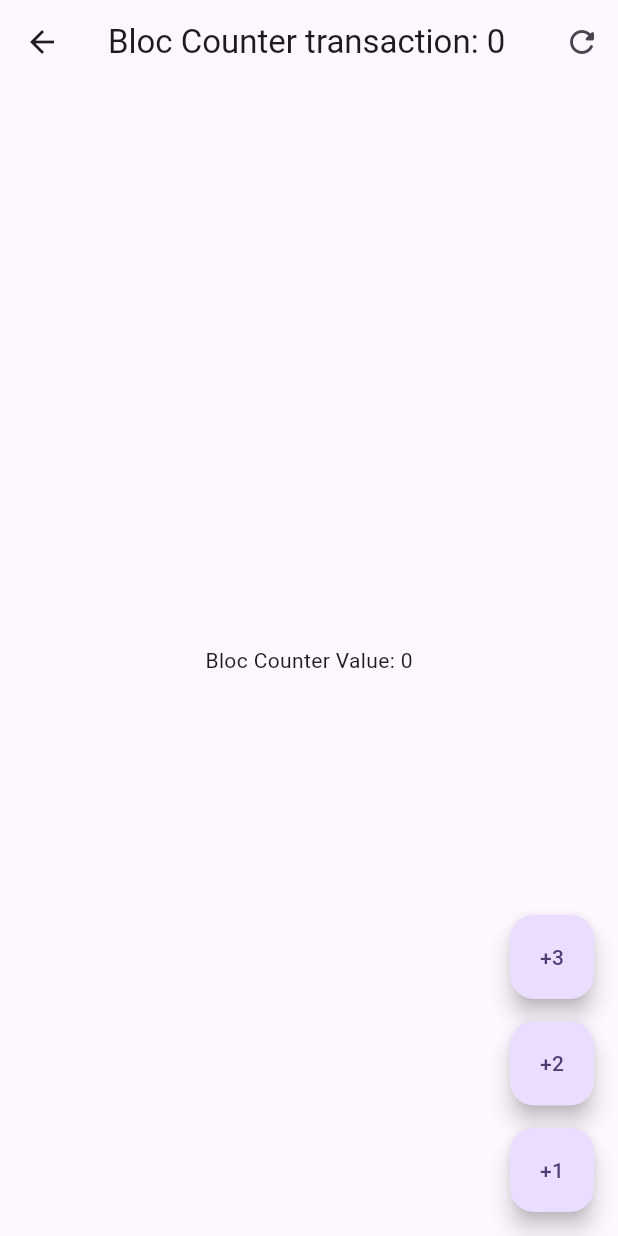
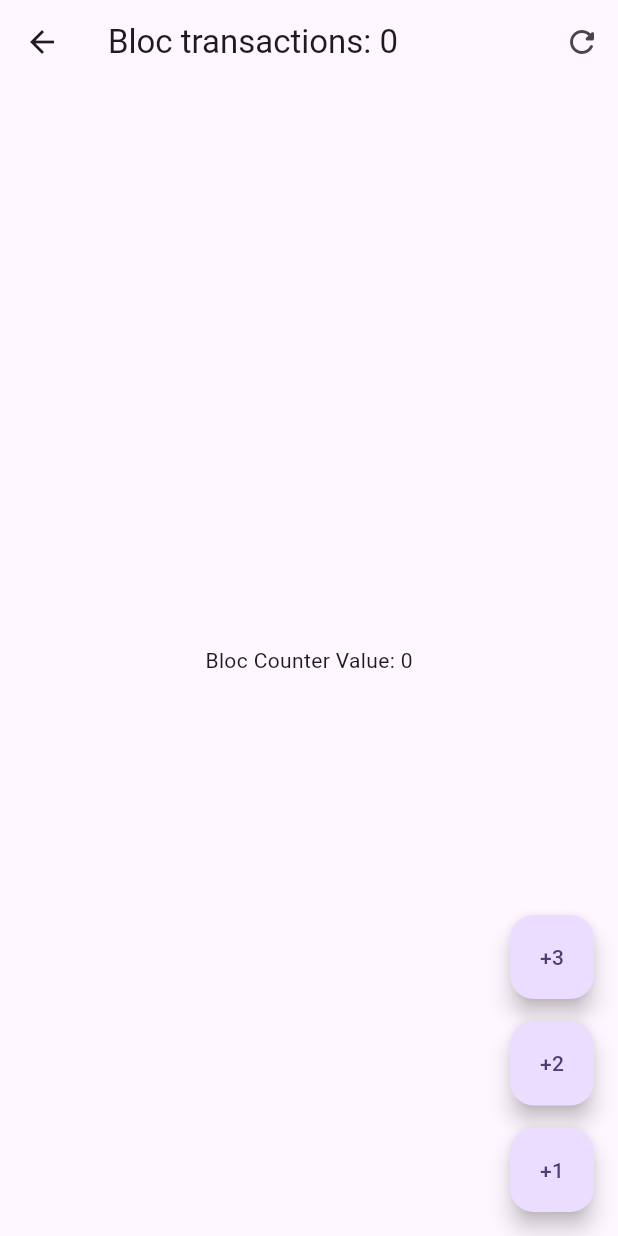
Before and after one commit to lauritaila/forms_app_cubits_bloc, a Flutter app: the _BlocCounterView screen opened directly, on a phone screen of 412 x 824 dp. Run offline on Flutter 3.47's test engine with Material 3 defaults, Android fonts, the light colour scheme and no system bars; our stand-ins replace equatable, flutter_bloc, formz, go_router.

Commit message:
FIX: name of appbar

```diff
--- a/lib/presentation/screens/bloc_counter_screen.dart
+++ b/lib/presentation/screens/bloc_counter_screen.dart
@@ -25,7 +25,7 @@ class _BlocCounterView extends StatelessWidget {
   Widget build(BuildContext context) {
     return Scaffold(
       appBar: AppBar(
-        title: context.select((CounterBloc bloc) => Text("Bloc Counter transaction: ${bloc.state.transactionCount}")),
+        title: context.select((CounterBloc bloc) => Text("Bloc transactions: ${bloc.state.transactionCount}")),
         actions: [
           IconButton(icon: const Icon(Icons.refresh_rounded), onPressed: () {
             context.read<CounterBloc>().reset();
--- a/lib/presentation/screens/cubit_counter_screen.dart
+++ b/lib/presentation/screens/cubit_counter_screen.dart
@@ -26,7 +26,7 @@ class _CubitCounterView extends StatelessWidget {
     // final counterState = context.watch<CounterCubit>().state;
     return Scaffold(
       appBar: AppBar(
-        title: context.select((CounterCubit cubit) => Text("Cubit Counter transaction:${cubit.state.transactionCount}")),
+        title: context.select((CounterCubit cubit) => Text("Cubits Transactions : ${cubit.state.transactionCount}")),
         actions: [
           IconButton(icon: const Icon(Icons.refresh_rounded), onPressed: () {
             context.read<CounterCubit>().reset();
```
